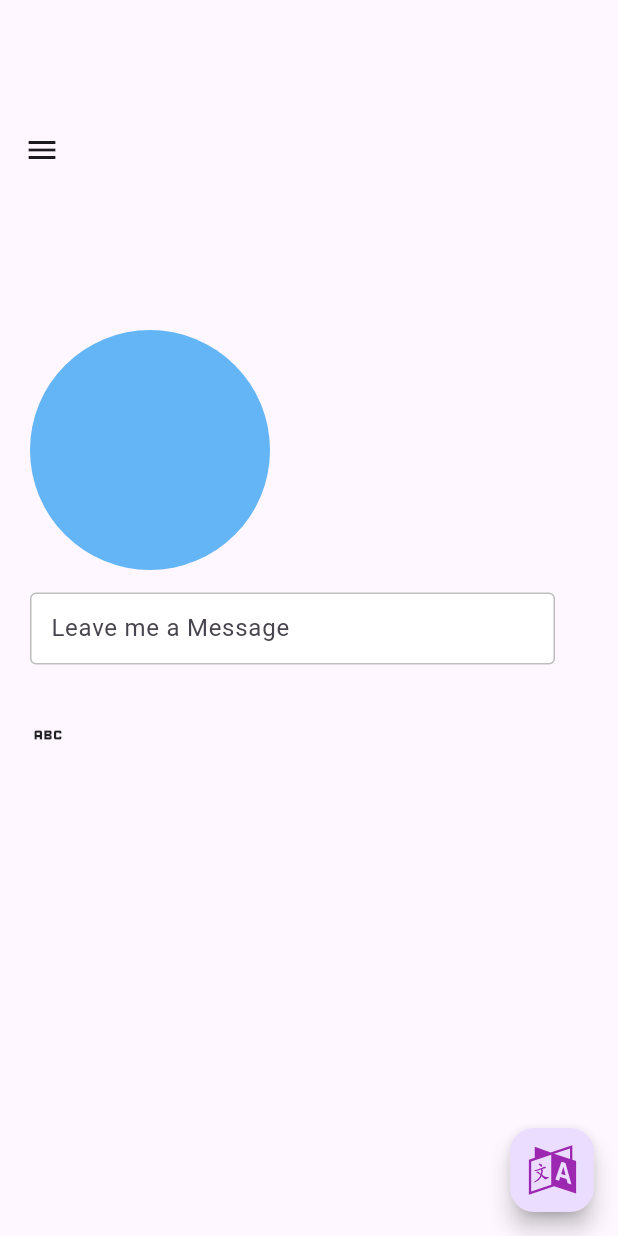
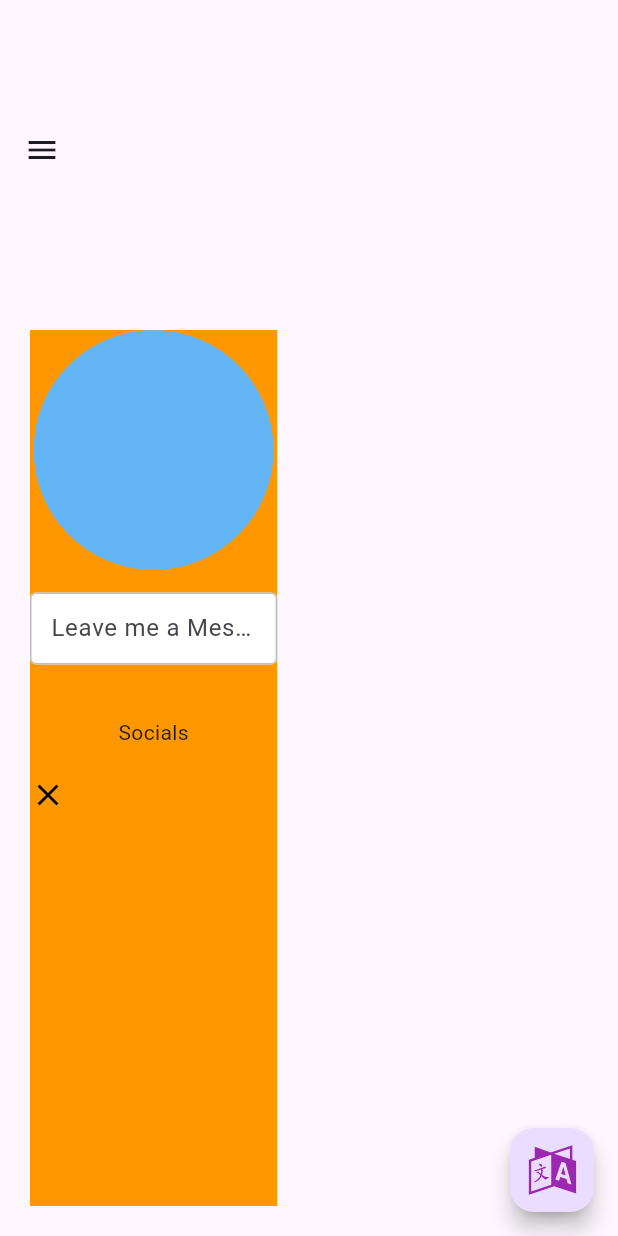
Before and after one commit to ShadrackOngera/web_responsive, a Flutter app: the screen it shows after launch, on a phone screen of 412 x 824 dp. Run offline on Flutter 3.47's test engine with Material 2 defaults, Android fonts, the light colour scheme and no system bars; our stand-ins replace flutter_svg, get.

Commit message:
home layout

```diff
--- a/lib/controllers/navigation_controller.dart
+++ b/lib/controllers/navigation_controller.dart
@@ -5,5 +5,6 @@ import 'package:web_responsive/routes.dart';
 
 class NavigationController extends GetxController {
   final Rx<SelectedScreen> selectedScreen = SelectedScreen.Home.obs;
+  final Rx<double> screenWidth = 0.00.obs;
 
 }
--- a/lib/screens/home.dart
+++ b/lib/screens/home.dart
@@ -14,6 +14,7 @@ class HomeScreen extends StatefulWidget {
 }
 
 class _HomeScreenState extends State<HomeScreen> {
+  final NavigationController navigationcontroller = Get.find();
   Future<void> sendMessageToUser(String message) async {
     final botToken = PrivateKeys.telegram_bot_token;
     final chatId = PrivateKeys.chat_id;
@@ -61,8 +62,10 @@ class _HomeScreenState extends State<HomeScreen> {
 
   @override
   Widget build(BuildContext context) {
-    return Column(
-      crossAxisAlignment: CrossAxisAlignment.start,
+    return SizedBox(
+      width: navigationcontroller.screenWidth.value * .4,
+      child: Column(
+        crossAxisAlignment: CrossAxisAlignment.center,
         children: [
           GestureDetector(
             onTap: () {
@@ -75,12 +78,11 @@ class _HomeScreenState extends State<HomeScreen> {
             ),
           ),
           const SizedBox(height: 15),
-        SizedBox(
-          width: 350,
-          child: TextFormField(
+          TextFormField(
             controller: messagingFieldValue,
             onChanged: (v) {
-              messagingController.homeMessage.value = messagingFieldValue.text;
+              messagingController.homeMessage.value =
+                  messagingFieldValue.text;
             },
             decoration: InputDecoration(
               contentPadding: const EdgeInsets.symmetric(
@@ -112,7 +114,6 @@ class _HomeScreenState extends State<HomeScreen> {
               fillColor: Colors.white,
             ),
           ),
-        ),
           const SizedBox(height: 15),
           Obx(
             () => Visibility(
@@ -132,17 +133,23 @@ class _HomeScreenState extends State<HomeScreen> {
           const SizedBox(
             height: 20,
           ),
+          Text('socials'.tr),
+          const SizedBox(
+            height: 20,
+          ),
           Row(
             children: [
               InkWell(
                 onTap: _launchTwitter,
                 child: Icon(
-                Icons.abc,
+                  Icons.close,
+                  color: Colors.black,
                 ),
               ),
             ],
           )
         ],
+      ),
     );
   }
 }
--- a/lib/screens/layout.dart
+++ b/lib/screens/layout.dart
@@ -51,14 +51,22 @@ class _MasterLayoutState extends State<MasterLayout> {
   final NavigationController navigationcontroller = Get.find();
   @override
   Widget build(BuildContext context) {
+    navigationcontroller.screenWidth.value = MediaQuery.of(context).size.width;
     return Scaffold(
-      appBar: MediaQuery.of(context).size.width < 900 ? AppBar( toolbarHeight: 200, ) : null,
+      appBar: MediaQuery.of(context).size.width < 900
+          ? AppBar(
+              toolbarHeight: 200,
+            )
+          : null,
       drawer: MyDrawer(),
       body: Row(
         children: [
           MediaQuery.of(context).size.width > 900 ? MyDrawer() : SizedBox(),
           Obx(
             () => Container(
+              // width: MediaQuery.of(context).size.width,
+              alignment: Alignment.center,
+              color: Colors.orange,
               margin: EdgeInsets.all(20),
               child: navigationcontroller.selectedScreen.value ==
                       SelectedScreen.Home
--- a/lib/utilities/translations.dart
+++ b/lib/utilities/translations.dart
@@ -13,7 +13,8 @@ class LanguageTranslations extends Translations {
           'home': 'Home',
           'change-language': 'Change Language',
           'send':'Send',
-          'leave-me-a-message':'Leave me a Message'
+          'leave-me-a-message':'Leave me a Message',
+          'socials':'Socials',
         },
         //Swahili
         'sw': {
```
Lines whose indentation alone changed are shown as unchanged.
